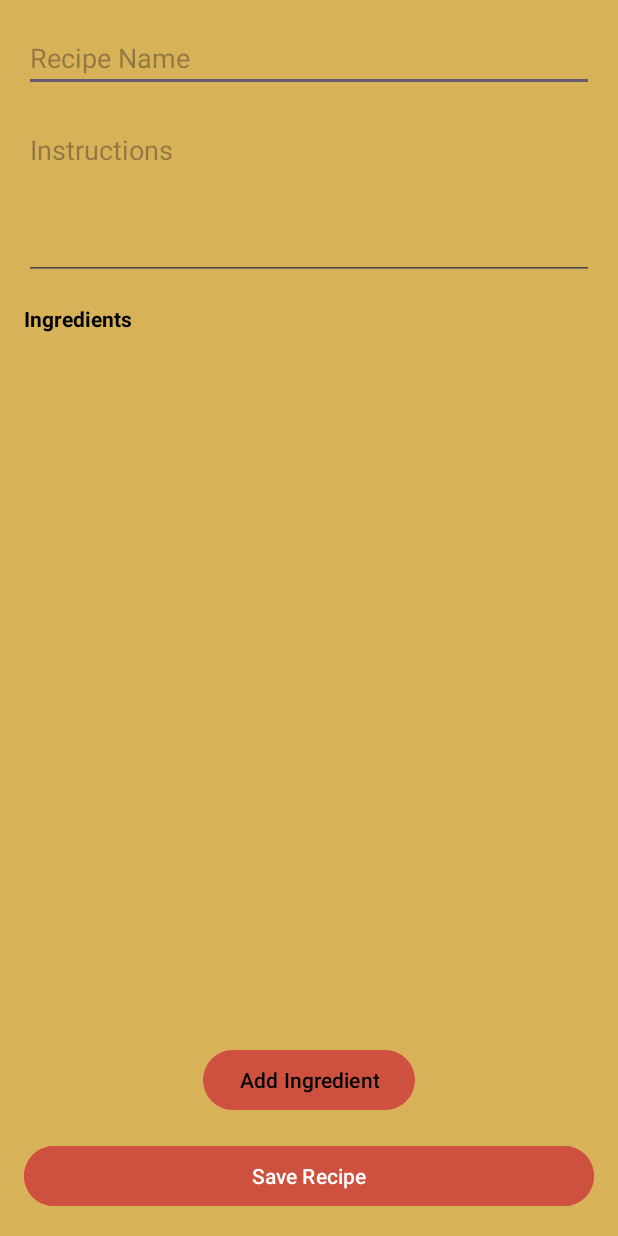
After one commit to DarthStory/DORecipeApp, an Android app: the EditRecipeActivity screen opened directly, with no data from a screen before it, on a phone screen of 412 x 824 dp. The commit adds this screen. Run offline under Robolectric (Android 15) with nearby library versions, the phone set to English and light mode, and no system bars; 1 statement that could not run was skipped.

Commit message:
Worked on a bunch of things. Saving as I am writing the overview

```diff
--- a/app/src/main/AndroidManifest.xml
+++ b/app/src/main/AndroidManifest.xml
@@ -62,6 +62,10 @@
             android:name=".SettingsActivity"
             android:exported="true" />
 
+        <activity
+            android:name=".EditRecipeActivity"
+            android:exported="true" />
+
 
     </application>
 
--- /dev/null
+++ b/app/src/main/java/com/example/recipeapp/EditRecipeActivity.kt
@@ -0,0 +1,140 @@
+package com.example.recipeapp
+
+import IngredientAdapter
+import android.os.Bundle
+import android.util.Log
+import android.widget.EditText
+import android.widget.Toast
+import androidx.appcompat.app.AlertDialog
+import androidx.appcompat.app.AppCompatActivity
+import androidx.recyclerview.widget.LinearLayoutManager
+import com.example.recipeapp.databinding.ActivityEditRecipeBinding
+
+class EditRecipeActivity : AppCompatActivity() {
+
+    private lateinit var binding: ActivityEditRecipeBinding
+    private lateinit var dbHelper: DatabaseConnect
+    private var ingredientAdapter: IngredientAdapter? = null
+
+    private var recipeId: Int = -1
+    private val ingredientList = mutableListOf<Ingredient>()
+
+    override fun onCreate(savedInstanceState: Bundle?) {
+        super.onCreate(savedInstanceState)
+
+        // View Binding
+        binding = ActivityEditRecipeBinding.inflate(layoutInflater)
+        setContentView(binding.root)
+
+        // Initialize Database Helper
+        dbHelper = DatabaseConnect(this)
+
+        // Get Recipe ID from Intent
+        recipeId = intent.getIntExtra("recipeId", -1)
+
+        if (recipeId == -1) {
+            Log.e("EditRecipeActivity", "Invalid recipe ID received")
+            Toast.makeText(this, "Invalid recipe ID.", Toast.LENGTH_SHORT).show()
+            finish()
+        } else {
+            Log.d("EditRecipeActivity", "Loaded Recipe ID: $recipeId")
+            loadRecipeData()
+        }
+
+        // Initialize RecyclerView for Ingredients
+        initializeRecyclerView()
+
+        // Add New Ingredient
+        binding.btnAddIngredient.setOnClickListener {
+            showAddIngredientDialog()
+        }
+
+        // Save Recipe
+        binding.btnSaveRecipe.setOnClickListener {
+            saveRecipe()
+        }
+    }
+
+    private fun initializeRecyclerView() {
+        ingredientAdapter = IngredientAdapter(ingredientList) { position ->
+            val removedIngredient = ingredientList[position]
+            ingredientList.removeAt(position)
+            ingredientAdapter?.notifyItemRemoved(position)
+            Log.d("EditRecipeActivity", "Removed ingredient: $removedIngredient")
+        }
+        binding.recyclerViewIngredients.apply {
+            layoutManager = LinearLayoutManager(this@EditRecipeActivity)
+            adapter = ingredientAdapter
+        }
+    }
+
+    private fun loadRecipeData() {
+        val recipeWithIngredients = dbHelper.getRecipeWithIngredients(recipeId)
+
+        if (recipeWithIngredients != null) {
+            val (recipe, ingredients) = recipeWithIngredients
+            Log.d("EditRecipeActivity", "Recipe loaded: $recipe")
+            Log.d("EditRecipeActivity", "Ingredients loaded: $ingredients")
+
+            // Populate the fields
+            binding.etRecipeName.setText(recipe.name)
+            binding.etRecipeInstructions.setText(recipe.instructions)
+
+            // Load ingredients
+            ingredientList.clear()
+            ingredientList.addAll(ingredients)
+            ingredientAdapter?.notifyDataSetChanged()
+        } else {
+            Log.e("EditRecipeActivity", "Recipe not found for ID: $recipeId")
+            Toast.makeText(this, "Recipe not found.", Toast.LENGTH_SHORT).show()
+            finish()
+        }
+    }
+
+    private fun showAddIngredientDialog() {
+        val dialogView = layoutInflater.inflate(R.layout.add_ingredient, null)
+        val ingredientName = dialogView.findViewById<EditText>(R.id.ingredientName)
+        val ingredientAmount = dialogView.findViewById<EditText>(R.id.ingredientAmount)
+
+        AlertDialog.Builder(this)
+            .setTitle("Add Ingredient")
+            .setView(dialogView)
+            .setPositiveButton("Add") { _, _ ->
+                val name = ingredientName.text.toString().trim()
+                val amount = ingredientAmount.text.toString().trim()
+
+                if (name.isNotBlank() && amount.isNotBlank()) {
+                    val ingredient = Ingredient(name, amount)
+                    ingredientList.add(ingredient)
+                    ingredientAdapter?.notifyItemInserted(ingredientList.size - 1)
+                    Log.d("EditRecipeActivity", "Added ingredient: $ingredient")
+                } else {
+                    Toast.makeText(this, "Both fields are required.", Toast.LENGTH_SHORT).show()
+                }
+            }
+            .setNegativeButton("Cancel", null)
+            .show()
+    }
+
+    private fun saveRecipe() {
+        val name = binding.etRecipeName.text.toString().trim()
+        val instructions = binding.etRecipeInstructions.text.toString().trim()
+
+        if (name.isBlank() || instructions.isBlank()) {
+            Toast.makeText(this, "Name and Instructions cannot be empty.", Toast.LENGTH_SHORT).show()
+            return
+        }
+
+        // Update recipe
+        val updatedRecipe = Recipe(id = recipeId, name = name, instructions = instructions)
+        dbHelper.updateRecipe(updatedRecipe)
+        Log.d("EditRecipeActivity", "Recipe updated: $updatedRecipe")
+
+        // Update ingredients
+        dbHelper.updateIngredients(recipeId, ingredientList)
+        Log.d("EditRecipeActivity", "Ingredients updated: $ingredientList")
+
+        Toast.makeText(this, "Recipe updated successfully!", Toast.LENGTH_SHORT).show()
+        finish()
+    }
+}
--- /dev/null
+++ b/app/src/main/java/com/example/recipeapp/IngredientAdapter.kt
@@ -0,0 +1,31 @@
+import android.view.LayoutInflater
+import android.view.ViewGroup
+import androidx.recyclerview.widget.RecyclerView
+import com.example.recipeapp.Ingredient
+import com.example.recipeapp.databinding.ItemIngredientBinding
+
+class IngredientAdapter(
+    private val ingredients: MutableList<Ingredient>,
+    private val onDeleteClick: (Int) -> Unit
+) : RecyclerView.Adapter<IngredientAdapter.IngredientViewHolder>() {
+
+    inner class IngredientViewHolder(private val binding: ItemIngredientBinding) :
+        RecyclerView.ViewHolder(binding.root) {
+        fun bind(ingredient: Ingredient, position: Int) {
+            binding.tvIngredientName.text = ingredient.name
+            binding.tvIngredientAmount.text = ingredient.amount
+            binding.btnDeleteIngredient.setOnClickListener { onDeleteClick(position) }
+        }
+    }
+
+    override fun onCreateViewHolder(parent: ViewGroup, viewType: Int): IngredientViewHolder {
+        val binding = ItemIngredientBinding.inflate(LayoutInflater.from(parent.context), parent, false)
+        return IngredientViewHolder(binding)
+    }
+
+    override fun onBindViewHolder(holder: IngredientViewHolder, position: Int) {
+        holder.bind(ingredients[position], position)
+    }
+
+    override fun getItemCount(): Int = ingredients.size
+}
--- a/app/src/main/java/com/example/recipeapp/MainActivity.kt
+++ b/app/src/main/java/com/example/recipeapp/MainActivity.kt
@@ -8,16 +8,12 @@ import androidx.core.splashscreen.SplashScreen.Companion.installSplashScreen
 class MainActivity : AppCompatActivity() {
     override fun onCreate(savedInstanceState: Bundle?) {
         val splashScreen = installSplashScreen()
-
-        // Capture the current time when the splash screen starts
         val launchTime = System.currentTimeMillis()
 
-        // Add an optional delay for the splash screen exit
+        // Added a delay to "promote" the app with the Icon.
         splashScreen.setKeepOnScreenCondition {
-            // Use a condition to keep the splash screen visible for a certain duration
             System.currentTimeMillis() < launchTime + 3000
         }
-
         super.onCreate(savedInstanceState)
 
         // Navigate to LoginActivity after splash screen
--- a/app/src/main/res/layout/activity_add.xml
+++ b/app/src/main/res/layout/activity_add.xml
@@ -1,5 +1,6 @@
 <?xml version="1.0" encoding="utf-8"?>
-<FrameLayout xmlns:android="http://schemas.android.com/apk/res/android"
+<FrameLayout
+    xmlns:android="http://schemas.android.com/apk/res/android"
     android:layout_width="match_parent"
     android:layout_height="match_parent"
     android:id="@+id/fragment_container">
--- /dev/null
+++ b/app/src/main/res/layout/activity_edit_recipe.xml
@@ -0,0 +1,63 @@
+<LinearLayout
+    xmlns:android="http://schemas.android.com/apk/res/android"
+    android:layout_width="match_parent"
+    android:layout_height="match_parent"
+    android:orientation="vertical"
+    android:padding="16dp">
+
+    <!-- Recipe Name -->
+    <EditText
+        android:id="@+id/etRecipeName"
+        android:layout_width="match_parent"
+        android:layout_height="wrap_content"
+        android:hint="Recipe Name"
+        android:textColor="@color/hint"
+        android:textSize="18sp" />
+
+    <!-- Recipe Instructions -->
+    <EditText
+        android:id="@+id/etRecipeInstructions"
+        android:layout_width="match_parent"
+        android:layout_height="wrap_content"
+        android:layout_marginTop="16dp"
+        android:gravity="top"
+        android:hint="Instructions"
+        android:inputType="textMultiLine"
+        android:minLines="4"
+        android:textColor="@color/hint" />
+
+    <!-- Ingredients Section -->
+    <TextView
+        android:id="@+id/tvIngredientsHeader"
+        android:layout_width="wrap_content"
+        android:layout_height="wrap_content"
+        android:text="Ingredients"
+        android:textStyle="bold"
+        android:layout_marginTop="16dp" />
+
+    <androidx.recyclerview.widget.RecyclerView
+        android:id="@+id/recyclerViewIngredients"
+        android:layout_width="match_parent"
+        android:layout_height="0dp"
+        android:layout_weight="1"
+        android:layout_marginTop="8dp" />
+
+    <!-- Add New Ingredient Button -->
+    <Button
+        android:id="@+id/btnAddIngredient"
+        android:layout_width="wrap_content"
+        android:layout_height="wrap_content"
+        android:text="Add Ingredient"
+        android:layout_marginTop="16dp"
+        android:layout_gravity="center" />
+
+    <!-- Save Button -->
+    <Button
+        android:id="@+id/btnSaveRecipe"
+        android:layout_width="match_parent"
+        android:layout_height="wrap_content"
+        android:text="Save Recipe"
+        android:backgroundTint="@color/red"
+        android:textColor="@android:color/white"
+        android:layout_marginTop="16dp" />
+</LinearLayout>
--- a/app/src/main/res/layout/activity_main.xml
+++ b/app/src/main/res/layout/activity_main.xml
@@ -1,6 +1,6 @@
 <?xml version="1.0" encoding="utf-8"?>
-<androidx.constraintlayout.widget.ConstraintLayout xmlns:android="http://schemas.android.com/apk/res/android"
-    xmlns:app="http://schemas.android.com/apk/res-auto"
+<androidx.constraintlayout.widget.ConstraintLayout
+    xmlns:android="http://schemas.android.com/apk/res/android"
     xmlns:tools="http://schemas.android.com/tools"
     android:id="@+id/main"
     android:layout_width="match_parent"
--- a/app/src/main/res/values/themes.xml
+++ b/app/src/main/res/values/themes.xml
@@ -12,7 +12,7 @@
         <item name="colorOnPrimary">@color/black</item> <!-- Text/icons on primary color -->
 
         <!-- Surface and On-Surface Colors -->
-        <item name="colorSurface">@color/black</item>
+        <item name="colorSurface">@color/yellow</item>
         <item name="colorOnSurface">@color/white</item> <!-- Text/icons on surfaces -->
 
         <!-- Status Bar -->
```
Also changed, not shown: app/src/main/java/com/example/recipeapp/DatabaseConnect.kt (+27 -0 lines), app/src/main/java/com/example/recipeapp/RecipeAdapter.kt (+8 -5 lines), app/src/main/java/com/example/recipeapp/RecipeListActivity.kt (+24 -4 lines), app/src/main/java/com/example/recipeapp/SearchActivity.kt (+12 -3 lines), app/src/main/res/layout/add_ingredient.xml (added, +29 -0 lines), app/src/main/res/layout/item_ingredient.xml (added, +35 -0 lines), app/src/main/res/layout/item_recipe.xml (+19 -3 lines).
